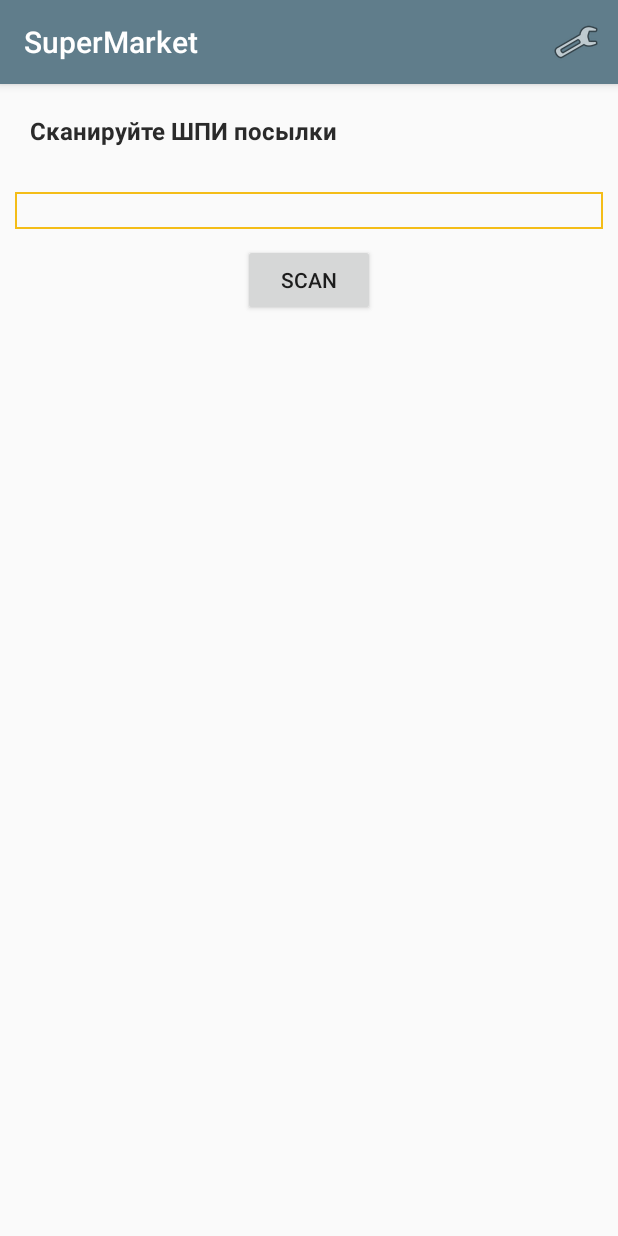
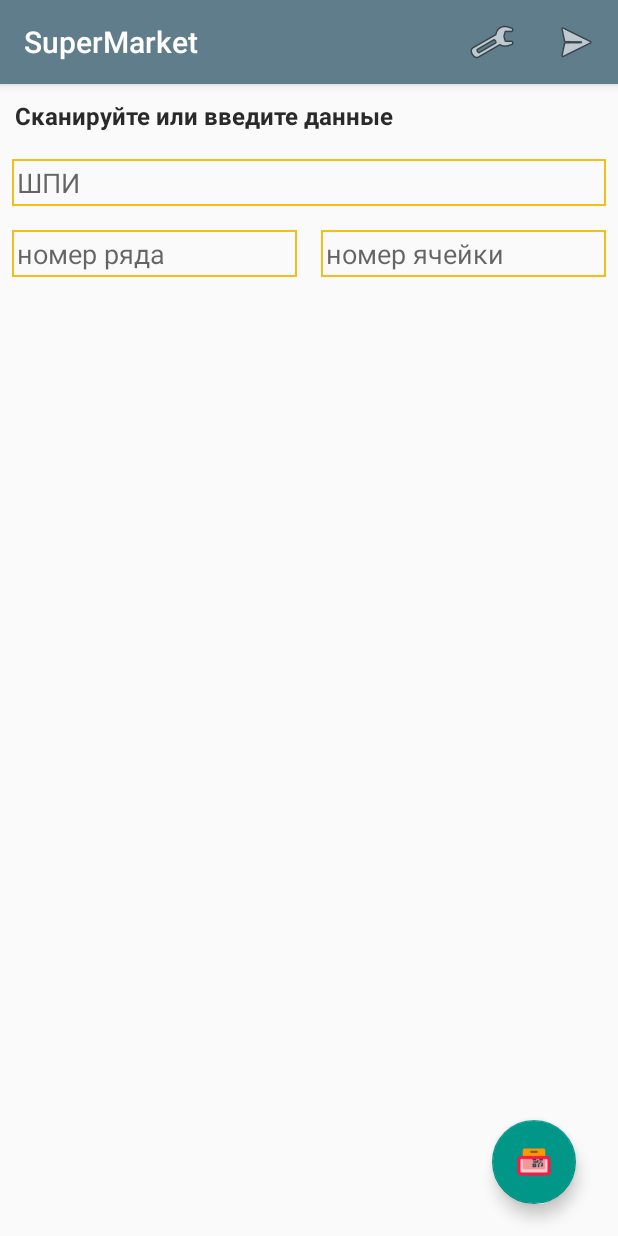
Before and after one commit to Tomas13/SuperMarket, an Android app: the screen it shows after launch (ScanActivity), on a phone screen of 412 x 824 dp. Run offline under Robolectric (Android 15) with nearby library versions, the phone set to English and light mode, and no system bars; our stand-ins replace ButterKnife, Dagger/Hilt's generated code; libraries missing offline, so code that uses them is left out: com.facebook.stetho, com.tbruyelle.rxpermissions, retrofit2.adapter.rxjava, rx.android.schedulers; 6 statements that could not run were skipped.

Commit message:
scan activity without sending

```diff
--- a/app/src/main/AndroidManifest.xml
+++ b/app/src/main/AndroidManifest.xml
@@ -16,7 +16,9 @@
         android:supportsRtl="true"
         android:theme="@style/AppTheme">
         <activity android:name=".ui.main.MainActivity" />
-        <activity android:name=".ui.scanner.ScanActivity">
+        <activity
+            android:name=".ui.scanner.ScanActivity"
+            android:windowSoftInputMode="adjustResize">
             <intent-filter>
                 <action android:name="android.intent.action.MAIN" />
 
--- a/app/src/main/java/kazpost/kz/supermarket/ui/scanner/ScanActivity.java
+++ b/app/src/main/java/kazpost/kz/supermarket/ui/scanner/ScanActivity.java
@@ -3,9 +3,9 @@ package kazpost.kz.supermarket.ui.scanner;
 import android.Manifest;
 import android.content.Intent;
 import android.os.Bundle;
+import android.support.design.widget.FloatingActionButton;
 import android.view.Menu;
 import android.view.MenuItem;
-import android.view.View;
 import android.widget.EditText;
 import android.widget.Toast;
 
@@ -17,6 +17,7 @@ import javax.inject.Inject;
 
 import butterknife.BindView;
 import butterknife.ButterKnife;
+import butterknife.OnClick;
 import butterknife.OnTextChanged;
 import kazpost.kz.supermarket.R;
 import kazpost.kz.supermarket.ui.base.BaseActivity;
@@ -27,10 +28,14 @@ public class ScanActivity extends BaseActivity implements ScanMvpView {
     @Inject
     ScanMvpPresenter<ScanMvpView> presenter;
 
-    @BindView(R.id.et_scan_activity)
+    @BindView(R.id.et_postcode)
     EditText etScanActivity;
-    @BindView(R.id.et_scan_bag)
+    @BindView(R.id.et_row)
     EditText etScanBag;
+    @BindView(R.id.btn_scan)
+    FloatingActionButton btnScan;
+    @BindView(R.id.et_cell)
+    EditText etCell;
 
     @Override
     protected void onCreate(Bundle savedInstanceState) {
@@ -42,28 +47,9 @@ public class ScanActivity extends BaseActivity implements ScanMvpView {
         presenter.onAttach(ScanActivity.this);
 
 
-        RxPermissions rxPermissions = new RxPermissions(this); // where this is an Activity instance
-        // Must be done during an initialization phase like onCreate
-        rxPermissions
-                .request(Manifest.permission.CAMERA)
-                .subscribe(granted -> {
-                    if (granted) { // Always true pre-M
-                        // I can control the camera now
-                        Toast.makeText(this, "Permission GRANTED", Toast.LENGTH_SHORT).show();
-
-                        Intent intent = new Intent(this, CaptureActivity.class);
-                        intent.putExtra(ZXingConstants.ScanIsShowHistory, true);
-                        startActivityForResult(intent, ZXingConstants.ScanRequestCode);
-                    } else {
-                        // Oups permission denied
-                        Toast.makeText(this, "Permission denied", Toast.LENGTH_SHORT).show();
-                    }
-                });
-
-
     }
 
-    @OnTextChanged(R.id.et_scan_activity)
+    @OnTextChanged(R.id.et_postcode)
     public void onScan() {
 //        presenter.onScan(etScanActivity.getText().toString());
     }
@@ -83,11 +69,27 @@ public class ScanActivity extends BaseActivity implements ScanMvpView {
             case ZXingConstants.ScanRequestCode:
                 if (resultCode == ZXingConstants.ScanRequestCode) {
                     String result = data.getStringExtra(ZXingConstants.ScanResult);
-                    etScanActivity.setText(result);
+//                    etScanActivity.setText(result);
 
-                    etScanBag.setVisibility(View.VISIBLE);
-                    etScanBag.requestFocus();
+//                    etScanBag.setVisibility(View.VISIBLE);
+//                    etScanBag.requestFocus();
 
+                    if (etScanActivity.hasFocus()) {
+                        etScanActivity.setText(result);
+                        etScanBag.requestFocus();
+                        break;
+                    }
+
+                    if (etScanBag.hasFocus()) {
+                        etScanBag.setText(result);
+                        etCell.requestFocus();
+                        break;
+                    }
+
+                    if (etCell.hasFocus()) {
+                        etCell.setText(result);
+                        break;
+                    }
 
                 } else if (resultCode == ZXingConstants.ScanHistoryResultCode) {
                     String resultHistory = data.getStringExtra(ZXingConstants.ScanHistoryResult);
@@ -117,4 +119,26 @@ public class ScanActivity extends BaseActivity implements ScanMvpView {
 
         return super.onOptionsItemSelected(item);
     }
+
+    @OnClick(R.id.btn_scan)
+    public void onViewClicked() {
+        RxPermissions rxPermissions = new RxPermissions(this); // where this is an Activity instance
+        // Must be done during an initialization phase like onCreate
+        rxPermissions
+                .request(Manifest.permission.CAMERA)
+                .subscribe(granted -> {
+                    if (granted) { // Always true pre-M
+                        // I can control the camera now
+                        Toast.makeText(this, "Permission GRANTED", Toast.LENGTH_SHORT).show();
+
+                        Intent intent = new Intent(this, CaptureActivity.class);
+                        intent.putExtra(ZXingConstants.ScanIsShowHistory, true);
+                        startActivityForResult(intent, ZXingConstants.ScanRequestCode);
+                    } else {
+                        // Oups permission denied
+                        Toast.makeText(this, "Permission denied", Toast.LENGTH_SHORT).show();
+                    }
+                });
+
+    }
 }
--- a/app/src/main/res/layout/activity_scan.xml
+++ b/app/src/main/res/layout/activity_scan.xml
@@ -1,5 +1,6 @@
 <?xml version="1.0" encoding="utf-8"?>
 <RelativeLayout xmlns:android="http://schemas.android.com/apk/res/android"
+    xmlns:app="http://schemas.android.com/apk/res-auto"
     xmlns:tools="http://schemas.android.com/tools"
     android:layout_width="match_parent"
     android:layout_height="match_parent"
@@ -14,8 +15,8 @@
         <TextView
             android:layout_width="wrap_content"
             android:layout_height="wrap_content"
-            android:layout_margin="20dp"
-            android:text="@string/scan_package"
+            android:layout_margin="10dp"
+            android:text="@string/scan_title"
             android:textColor="@color/black_effective"
             android:textSize="16dp"
             android:textStyle="bold" />
@@ -24,29 +25,57 @@
     </LinearLayout>
 
     <EditText
-        android:id="@+id/et_scan_activity"
+        android:id="@+id/et_postcode"
+        android:layout_width="match_parent"
+        android:padding="3dp"
+        android:layout_height="wrap_content"
+        android:layout_below="@id/ll_scan_activity"
+        android:layout_margin="8dp"
+        android:background="@drawable/edit_text_background"
+        android:hint="ШПИ" />
+
+
+    <LinearLayout
         android:layout_width="match_parent"
         android:layout_height="wrap_content"
-        android:layout_below="@id/ll_scan_activity"
-        android:layout_margin="10dp"
-        android:background="@drawable/edit_text_background" />
+        android:layout_below="@id/et_postcode"
+        android:orientation="horizontal">
+
+        <EditText
+            android:padding="3dp"
+            android:id="@+id/et_row"
+            android:layout_width="0dp"
+            android:layout_height="wrap_content"
+            android:layout_margin="8dp"
+            android:layout_weight="1"
+            android:background="@drawable/edit_text_background"
+            android:hint="номер ряда"
+            android:visibility="visible" />
 
 
-    <EditText
-        android:id="@+id/et_scan_bag"
-        android:visibility="gone"
-        android:layout_width="match_parent"
-        android:layout_height="wrap_content"
-        android:layout_below="@id/et_scan_activity"
-        android:layout_margin="10dp"
-        android:background="@drawable/edit_text_background" />
+        <EditText
+            android:id="@+id/et_cell"
+            android:padding="3dp"
+            android:layout_width="0dp"
+            android:layout_height="wrap_content"
+            android:layout_margin="8dp"
+            android:layout_weight="1"
+            android:background="@drawable/edit_text_background"
+            android:hint="номер ячейки"
+            android:visibility="visible" />
+    </LinearLayout>
 
 
-    <Button
+    <android.support.design.widget.FloatingActionButton
         android:id="@+id/btn_scan"
-        android:layout_centerHorizontal="true"
-        android:layout_below="@id/et_scan_bag"
-        android:layout_width="wrap_content"
-        android:layout_height="wrap_content"
-        android:text="scan"/>
+        android:layout_width="196dp"
+        android:layout_height="196dp"
+        android:layout_marginBottom="21dp"
+        app:srcCompat="@drawable/scan"
+        app:fabSize="normal"
+        android:layout_alignParentBottom="true"
+        android:layout_alignRight="@+id/et_postcode"
+        android:layout_alignEnd="@+id/et_postcode"
+        android:layout_marginRight="20dp"
+        android:layout_marginEnd="20dp" />
 </RelativeLayout>
--- a/app/src/main/res/menu/scan_menu.xml
+++ b/app/src/main/res/menu/scan_menu.xml
@@ -1,11 +1,18 @@
 <?xml version="1.0" encoding="utf-8"?>
-<menu xmlns:app="http://schemas.android.com/apk/res-auto"
-    xmlns:android="http://schemas.android.com/apk/res/android">
+<menu xmlns:android="http://schemas.android.com/apk/res/android"
+    xmlns:app="http://schemas.android.com/apk/res-auto">
 
     <item
         android:id="@+id/menu_item"
         android:enabled="true"
         android:icon="@android:drawable/ic_menu_manage"
-        android:title="Item"
+        android:title="Смена тех индекса"
+        app:showAsAction="ifRoom" />
+
+    <item
+        android:id="@+id/menu_send_data"
+        android:enabled="true"
+        android:icon="@android:drawable/ic_menu_send"
+        android:title="Отправить"
         app:showAsAction="always" />
 </menu>
--- a/app/src/main/res/values/strings.xml
+++ b/app/src/main/res/values/strings.xml
@@ -30,4 +30,5 @@
 
     <string name="spinner_dialog_title">Выберите отделение</string>
     <string name="btn_close">Закрыть</string>
+    <string name="scan_title">Сканируйте или введите данные</string>
 </resources>
```
Also changed, not shown: app/src/main/java/kazpost/kz/supermarket/ui/chooseindex/ChooseIndexActivity.java (line endings or trailing spaces), app/src/main/res/drawable/scan.png (added), 1 other file.
